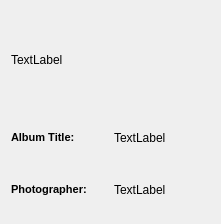
Old version of the form retroshare-gui/src/gui/PhotoShare/AlbumItem.ui in the repository RetroShare/RetroShare.
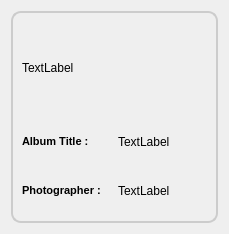
New version of the form.

Commit message:
about 70% done with PhotoDialog - can add album (with thumbnail!) - add photo (with photo!) - can subscribe, but not added to ui yet
need to try some dummy msgs and bring up gxs_net

Patch:
```diff
--- a/retroshare-gui/src/gui/PhotoShare/AlbumItem.ui
+++ b/retroshare-gui/src/gui/PhotoShare/AlbumItem.ui
@@ -6,8 +6,8 @@
    <rect>
     <x>0</x>
     <y>0</y>
-    <width>221</width>
-    <height>224</height>
+    <width>229</width>
+    <height>234</height>
    </rect>
   </property>
   <property name="windowTitle">
@@ -15,6 +15,21 @@
   </property>
   <layout class="QVBoxLayout" name="verticalLayout_3">
    <item>
+    <widget class="QFrame" name="albumFrame">
+     <property name="styleSheet">
+      <string notr="true">QFrame#albumFrame{border: 2px solid #CCCCCC;
+background: qlineargradient(x1: 0, y1: 0, x2: 0, y2: 1,
+                                     stop: 0 #EEEEEE, stop: 1 #CCCCCC);
+border-radius: 10px}</string>
+     </property>
+     <property name="frameShape">
+      <enum>QFrame::StyledPanel</enum>
+     </property>
+     <property name="frameShadow">
+      <enum>QFrame::Raised</enum>
+     </property>
+     <layout class="QVBoxLayout" name="verticalLayout_4">
+      <item>
     <widget class="QLabel" name="label_Thumbnail">
      <property name="text">
       <string>TextLabel</string>
@@ -29,12 +44,15 @@
         <layout class="QVBoxLayout" name="verticalLayout">
          <item>
           <widget class="QLabel" name="AlbumTitle">
+              <property name="styleSheet">
+               <string notr="true"/>
+              </property>
            <property name="text">
             <string>&lt;!DOCTYPE HTML PUBLIC &quot;-//W3C//DTD HTML 4.0//EN&quot; &quot;http://www.w3.org/TR/REC-html40/strict.dtd&quot;&gt;
 &lt;html&gt;&lt;head&gt;&lt;meta name=&quot;qrichtext&quot; content=&quot;1&quot; /&gt;&lt;style type=&quot;text/css&quot;&gt;
 p, li { white-space: pre-wrap; }
 &lt;/style&gt;&lt;/head&gt;&lt;body style=&quot; font-family:'MS Shell Dlg 2'; font-size:8.25pt; font-weight:400; font-style:normal;&quot;&gt;
-&lt;p style=&quot; margin-top:0px; margin-bottom:0px; margin-left:0px; margin-right:0px; -qt-block-indent:0; text-indent:0px;&quot;&gt;&lt;span style=&quot; font-size:8pt; font-weight:600;&quot;&gt;Album Title:&lt;/span&gt;&lt;/p&gt;&lt;/body&gt;&lt;/html&gt;</string>
+&lt;p style=&quot; margin-top:0px; margin-bottom:0px; margin-left:0px; margin-right:0px; -qt-block-indent:0; text-indent:0px;&quot;&gt;&lt;span style=&quot; font-size:8pt; font-weight:600;&quot;&gt;Album Title :&lt;/span&gt;&lt;/p&gt;&lt;/body&gt;&lt;/html&gt;</string>
            </property>
           </widget>
          </item>
@@ -45,7 +63,7 @@
 &lt;html&gt;&lt;head&gt;&lt;meta name=&quot;qrichtext&quot; content=&quot;1&quot; /&gt;&lt;style type=&quot;text/css&quot;&gt;
 p, li { white-space: pre-wrap; }
 &lt;/style&gt;&lt;/head&gt;&lt;body style=&quot; font-family:'MS Shell Dlg 2'; font-size:8.25pt; font-weight:400; font-style:normal;&quot;&gt;
-&lt;p style=&quot; margin-top:0px; margin-bottom:0px; margin-left:0px; margin-right:0px; -qt-block-indent:0; text-indent:0px;&quot;&gt;&lt;span style=&quot; font-size:8pt; font-weight:600;&quot;&gt;Photographer:&lt;/span&gt;&lt;/p&gt;&lt;/body&gt;&lt;/html&gt;</string>
+&lt;p style=&quot; margin-top:0px; margin-bottom:0px; margin-left:0px; margin-right:0px; -qt-block-indent:0; text-indent:0px;&quot;&gt;&lt;span style=&quot; font-size:8pt; font-weight:600;&quot;&gt;Photographer :&lt;/span&gt;&lt;/p&gt;&lt;/body&gt;&lt;/html&gt;</string>
            </property>
           </widget>
          </item>
@@ -72,6 +90,9 @@
       </layout>
      </item>
     </layout>
+      </item>
+     </layout>
+    </widget>
    </item>
   </layout>
  </widget>
```
Lines whose indentation alone changed are shown as unchanged. The commit also changes 32 other files.
